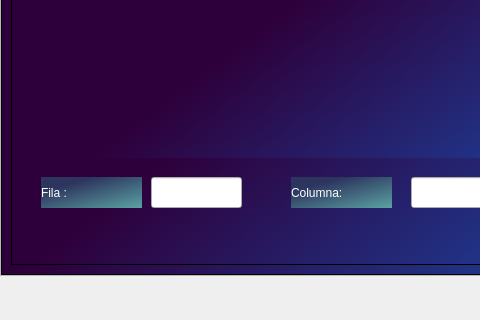
Above: Fase 2/userInvitado.ui from Hrafnyr/EDD_2S-BatallaNaval_202010833 before the change; both pictures show x 0 to 480 and y 680 to 1000 of the 1200 by 1000 pixel window. Below: the same form after it.
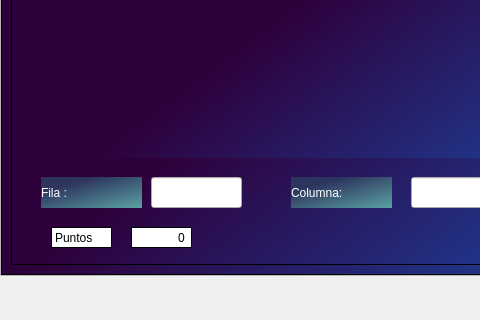
That is the form after the change. Icons and pictures are not drawn.

Commit message: cambios finales

Patch:
```diff
--- a/Fase 2/userInvitado.ui
+++ b/Fase 2/userInvitado.ui
@@ -390,6 +390,49 @@
               <set>Qt::AlignCenter</set>
              </property>
             </widget>
+            <widget class="QLabel" name="labelWarning_2">
+             <property name="geometry">
+              <rect>
+               <x>40</x>
+               <y>820</y>
+               <width>61</width>
+               <height>21</height>
+              </rect>
+             </property>
+             <property name="styleSheet">
+              <string notr="true">QLabel{
+	border: 1px solid black;
+	background-color: rgb(255, 255, 255);
+	color: black;
+}</string>
+             </property>
+             <property name="text">
+              <string>Puntos</string>
+             </property>
+            </widget>
+            <widget class="QLabel" name="puntos">
+             <property name="geometry">
+              <rect>
+               <x>120</x>
+               <y>820</y>
+               <width>61</width>
+               <height>21</height>
+              </rect>
+             </property>
+             <property name="styleSheet">
+              <string notr="true">QLabel{
+	border: 1px solid black;
+	background-color: rgb(255, 255, 255);
+	color: black;
+}</string>
+             </property>
+             <property name="text">
+              <string>0 </string>
+             </property>
+             <property name="alignment">
+              <set>Qt::AlignRight|Qt::AlignTrailing|Qt::AlignVCenter</set>
+             </property>
+            </widget>
            </widget>
           </item>
          </layout>
```
The commit also changes 1 other file.
